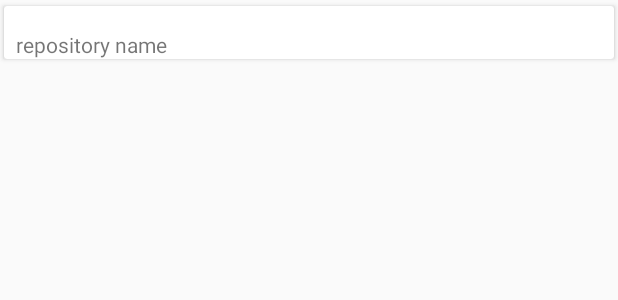
After one commit to jorfao/flicker-poc, an Android app: the layout tag_item.xml on its own in the app's theme, with its tools: preview values and no code run, on a phone screen of 412 x 824 dp. The commit adds this screen. Shown: the top 300 px of the screen. Run offline under Robolectric (Android 15) with nearby library versions, the phone set to English and light mode, and no system bars.

Commit message:
* Add refresh to list * Add recycler view and adapter

```diff
--- a/app/build.gradle
+++ b/app/build.gradle
@@ -52,6 +52,8 @@ dependencies {
     implementation 'androidx.constraintlayout:constraintlayout:2.0.4'
     implementation 'androidx.lifecycle:lifecycle-extensions:2.2.0'
     implementation 'androidx.lifecycle:lifecycle-viewmodel-ktx:2.3.1'
+    implementation 'androidx.recyclerview:recyclerview:1.2.1'
+    implementation 'androidx.cardview:cardview:1.0.0'
     testImplementation 'junit:junit:4.12'
     androidTestImplementation 'androidx.test.ext:junit:1.1.2'
     androidTestImplementation 'androidx.test.espresso:espresso-core:3.3.0'
@@ -75,4 +77,7 @@ dependencies {
 
     implementation deps.timber
     implementation("com.squareup.okhttp3:logging-interceptor:4.9.1")
+    implementation("androidx.swiperefreshlayout:swiperefreshlayout:1.0.0")
+    implementation deps.glide.runtime
+
 }
--- a/app/src/main/java/com/example/flickrpoc/di/ViewModelModule.kt
+++ b/app/src/main/java/com/example/flickrpoc/di/ViewModelModule.kt
@@ -4,6 +4,7 @@ import androidx.lifecycle.ViewModel
 import androidx.lifecycle.ViewModelProvider
 import com.example.flickrpoc.ui.details.DetailsViewModel
 import com.example.flickrpoc.ui.list.ListViewModel
+import com.example.flickrpoc.ui.list.TagItemViewModel
 import dagger.Binds
 import dagger.Module
 import dagger.multibindings.IntoMap
@@ -18,6 +19,11 @@ abstract class ViewModelModule {
 
     @Binds
     @IntoMap
+    @ViewModelKey(TagItemViewModel::class)
+    abstract fun bindTagItemViewModel(tagItemViewModel: TagItemViewModel): ViewModel
+
+    @Binds
+    @IntoMap
     @ViewModelKey(DetailsViewModel::class)
     abstract fun bindDetailsViewModel(detailsViewModel: DetailsViewModel): ViewModel
 
--- /dev/null
+++ b/app/src/main/res/layout/tag_item.xml
@@ -0,0 +1,37 @@
+<?xml version="1.0" encoding="utf-8"?>
+<layout xmlns:android="http://schemas.android.com/apk/res/android"
+    xmlns:app="http://schemas.android.com/apk/res-auto"
+    xmlns:tools="http://schemas.android.com/tools">
+
+    <data>
+
+        <variable
+            name="tag"
+            type="com.example.flickrpoc.model.Tag" />
+    </data>
+
+    <androidx.cardview.widget.CardView
+        android:layout_width="match_parent"
+        android:layout_height="wrap_content"
+        app:cardUseCompatPadding="true">
+
+        <androidx.constraintlayout.widget.ConstraintLayout
+            android:layout_width="match_parent"
+            android:layout_height="wrap_content">
+
+            <TextView
+                android:text="@{tag.name}"
+                android:layout_width="match_parent"
+                android:layout_height="wrap_content"
+                android:id="@+id/name"
+                tools:text="repository name"
+                android:layout_marginTop="16dp"
+                app:layout_constraintTop_toTopOf="parent"
+                app:layout_constraintStart_toStartOf="parent"
+                app:layout_constraintEnd_toEndOf="parent"
+                android:layout_marginStart="8dp"
+                android:layout_marginEnd="8dp" />
+
+        </androidx.constraintlayout.widget.ConstraintLayout>
+    </androidx.cardview.widget.CardView>
+</layout>
--- a/dependencies.gradle
+++ b/dependencies.gradle
@@ -33,6 +33,7 @@ ext.versions.gson = '2.8.5'
 versions.lifecycle = "1.1.1"
 versions.navigation = "2.3.0-alpha01"
 versions.timber = "4.7.1"
+versions.glide = "4.8.0"
 
 def core = [:]
 core.gradle = "com.android.tools.build:gradle:$versions.gradle"
@@ -88,4 +89,9 @@ navigation.ui_ktx = "androidx.navigation:navigation-ui-ktx:$versions.navigation"
 navigation.safe_args_plugin = "androidx.navigation:navigation-safe-args-gradle-plugin:$versions.navigation"
 deps.navigation = navigation
 
+def glide = [:]
+glide.runtime = "com.github.bumptech.glide:glide:$versions.glide"
+glide.compiler = "com.github.bumptech.glide:compiler:$versions.glide"
+deps.glide = glide
+
 ext.deps = deps
```
Also changed, not shown: app/src/main/java/com/example/flickrpoc/binding/BindingAdapters.kt (added, +15 -0 lines), app/src/main/java/com/example/flickrpoc/binding/FragmentBindingAdapters.kt (added, +20 -0 lines), app/src/main/java/com/example/flickrpoc/binding/FragmentDataBindingComponent.kt (added, +15 -0 lines), app/src/main/java/com/example/flickrpoc/repository/NetworkBoundResource.kt (+7 -2 lines), app/src/main/java/com/example/flickrpoc/repository/PhotosRepository.kt (+6 -6 lines), app/src/main/java/com/example/flickrpoc/ui/common/DataBoundListAdapter.kt (added, +37 -0 lines), app/src/main/java/com/example/flickrpoc/ui/common/DataBoundViewHolder.kt (added, +11 -0 lines), app/src/main/java/com/example/flickrpoc/ui/common/RetryCallback.kt (added, +8 -0 lines), app/src/main/java/com/example/flickrpoc/ui/list/ListFragment.kt (+33 -20 lines), app/src/main/java/com/example/flickrpoc/ui/list/ListViewModel.kt (+6 -2 lines), app/src/main/java/com/example/flickrpoc/ui/list/MainListAdapter.kt (added, +53 -0 lines), app/src/main/java/com/example/flickrpoc/ui/list/TagItemViewModel.kt (added, +11 -0 lines), app/src/main/java/com/example/flickrpoc/utils/AutoClearedValue.kt (added, +46 -0 lines), app/src/main/res/layout/main_fragment.xml (+11 -10 lines).
